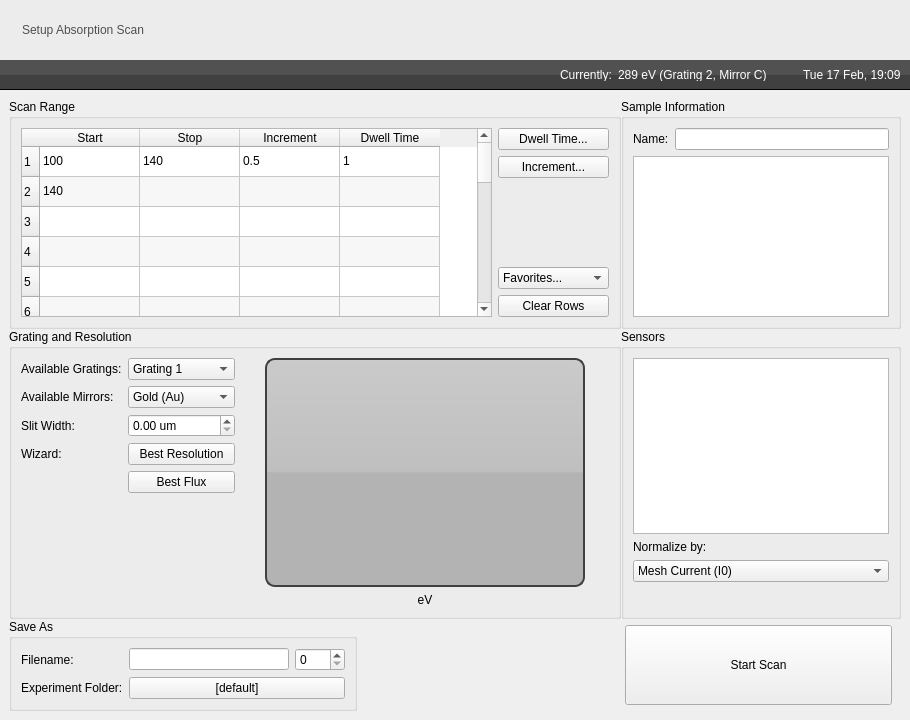
acquaman/acquaman, file source/ui/AbsorptionScanController.ui: the form before one commit.
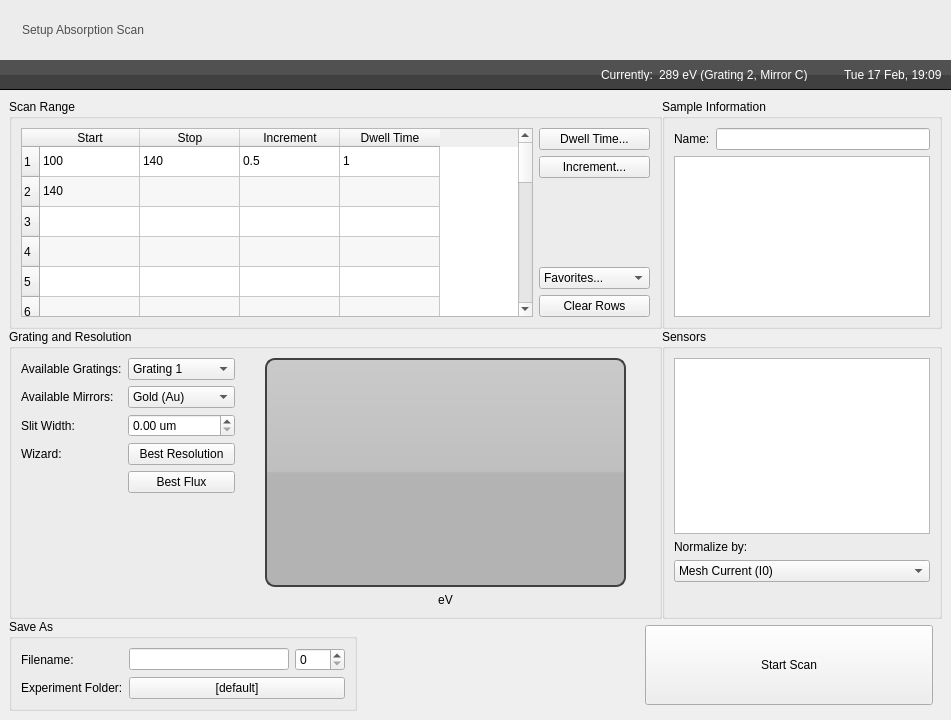
The form after the commit. Icons and pictures are not drawn.

Commit message: removed unused windows; created SGMBeamlineAtAGlanceBar, but didn't have time to insert it into any windows. Will do when creating commone window title bar.

Diff of the .ui file:
```diff
--- a/source/ui/AbsorptionScanController.ui
+++ b/source/ui/AbsorptionScanController.ui
@@ -1,11 +1,11 @@
 <ui version="4.0" >
  <class>AbsorptionScanController</class>
- <widget class="QWidget" name="AbsorptionScanController" >
-  <property name="geometry" >
+ <widget class="QWidget" name="AbsorptionScanController">
+  <property name="geometry">
    <rect>
     <x>0</x>
     <y>0</y>
-    <width>910</width>
+    <width>951</width>
     <height>720</height>
    </rect>
   </property>
@@ -246,28 +246,28 @@
               <string>Dwell Time</string>
              </property>
             </column>
-            <item row="0" column="0" >
-             <property name="text" >
+            <item row="0" column="0">
+             <property name="text">
               <string>100</string>
              </property>
             </item>
-            <item row="0" column="1" >
-             <property name="text" >
+            <item row="0" column="1">
+             <property name="text">
               <string>140</string>
              </property>
             </item>
-            <item row="0" column="2" >
-             <property name="text" >
+            <item row="0" column="2">
+             <property name="text">
               <string>0.5</string>
              </property>
             </item>
-            <item row="0" column="3" >
-             <property name="text" >
+            <item row="0" column="3">
+             <property name="text">
               <string>1</string>
              </property>
             </item>
-            <item row="1" column="0" >
-             <property name="text" >
+            <item row="1" column="0">
+             <property name="text">
               <string>140</string>
              </property>
             </item>
```
Left out of the diff: 419 changed lines with no effect on the pictures. The commit also changes 7 other files.
